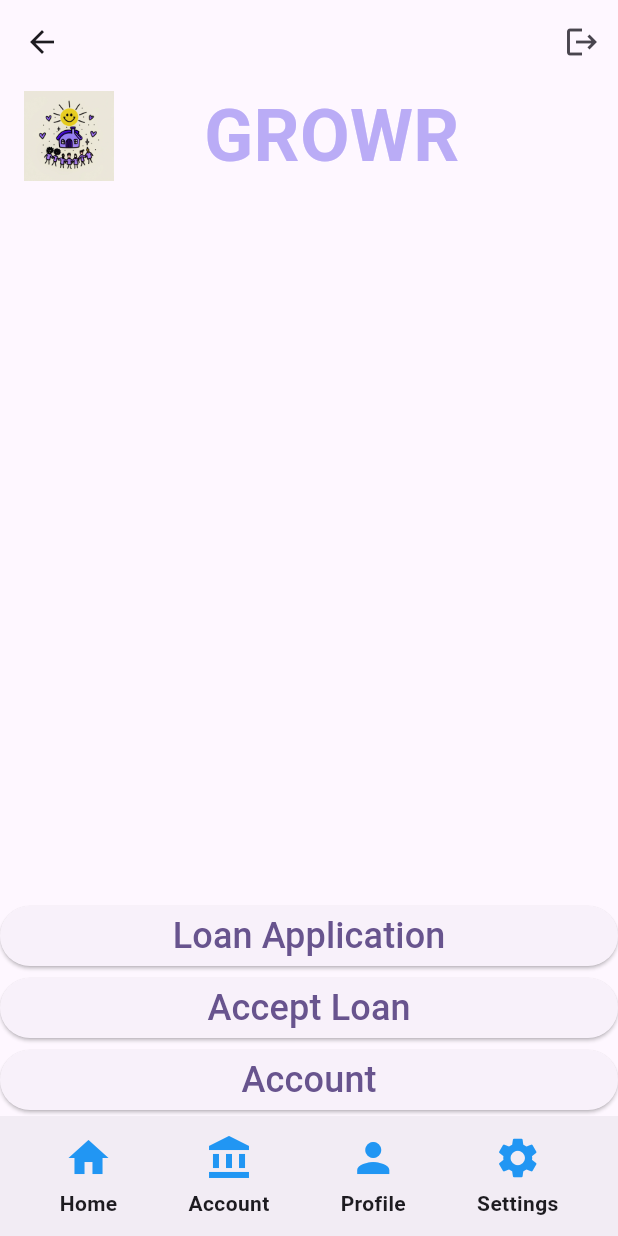
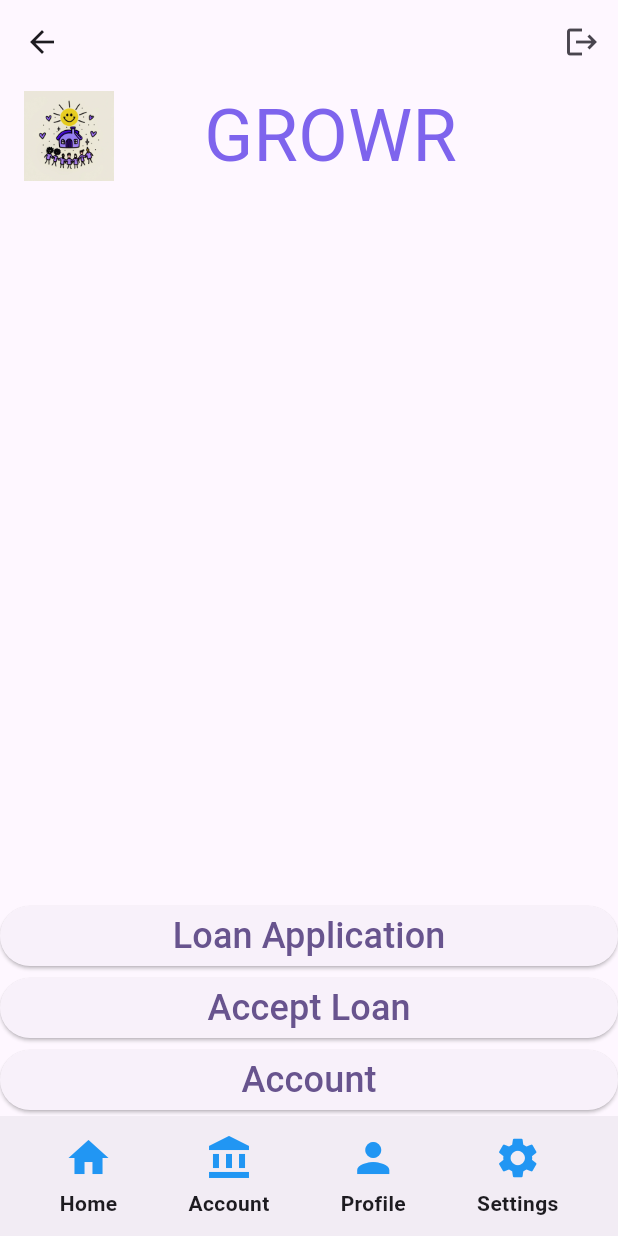
Before and after one commit to patternproject/growr-001, a Flutter app: the MainScaffold screen opened by its route, item 2 of the bottom bar chosen, on a phone screen of 412 x 824 dp. Run offline on Flutter 3.47's test engine with Material 3 defaults, Android fonts, the phone set to English and light mode, and no system bars; our stand-ins replace cloud_firestore, file_picker, firebase_auth, firebase_core, fluttertoast, google_sign_in and 1 more; accounts and stored records are empty.

Commit message:
Refactor the code

```diff
--- a/lib/common/app_footer.dart
+++ b/lib/common/app_footer.dart
@@ -1,37 +1,65 @@
 import 'package:flutter/material.dart';
-
+import 'package:firebase_auth/firebase_auth.dart';
 import 'nav_icon.dart';
 
-class BottomFooterBar extends StatelessWidget {
-  const BottomFooterBar({super.key});
+class BottomFooterBar extends StatefulWidget {
+  const BottomFooterBar({Key? key}) : super(key: key);
+
+  @override
+  State<BottomFooterBar> createState() => _BottomFooterBarState();
+}
+
+class _BottomFooterBarState extends State<BottomFooterBar> {
+  bool isSignedIn = false;
+
+  @override
+  void initState() {
+    super.initState();
+    _checkSignInStatus(); // Check the user's sign-in status
+  }
+
+  // Check the sign-in status using FirebaseAuth
+  void _checkSignInStatus() async {
+    var user = FirebaseAuth.instance.currentUser;
+    if (mounted) {
+      setState(() {
+        isSignedIn = user != null;
+      });
+    }
+  }
 
   @override
   Widget build(BuildContext context) {
-    return const BottomAppBar(
+    return BottomAppBar(
       child: Row(
         mainAxisAlignment: MainAxisAlignment.spaceAround,
         children: [
-          NavIconButton(
+
+          // Other buttons are displayed only if the user is signed in
+          if (isSignedIn) ...[
+            // "Home" button is always displayed
+            const NavIconButton(
               icon: Icons.home,
               label: 'Home',
               targetRoute: '/home',
             ),
-          NavIconButton(
+            const NavIconButton(
               icon: Icons.account_balance,
               label: 'Account',
               targetRoute: '/account-home',
             ),
-          NavIconButton(
+            const NavIconButton(
               icon: Icons.person,
               label: 'Profile',
               targetRoute: '/profile',
             ),
-          NavIconButton(
+            const NavIconButton(
               icon: Icons.settings,
               label: 'Settings',
               targetRoute: '/settings',
             ),
           ],
+        ],
       ),
     );
   }
--- /dev/null
+++ b/lib/common/app_header.dart
@@ -0,0 +1,38 @@
+import 'package:flutter/material.dart';
+
+
+class AppHeader extends StatelessWidget {
+  const AppHeader({
+    super.key,
+  });
+
+  @override
+  Widget build(BuildContext context) {
+    return Row(
+      mainAxisAlignment: MainAxisAlignment.start,
+      children: [
+        Padding(
+          padding: const EdgeInsets.only(left: 16.0),
+          child: Image.asset(
+            'assets/images/logo.png',
+            // Ensure your app logo is in the assets folder
+            width: 60,
+            height: 60,
+          ),
+        ),
+
+        Padding(
+          padding: const EdgeInsets.only(left: 60.0),
+          child: Text(
+            'GROWR',
+            style: TextStyle(
+              fontSize: 48,
+              // fontWeight: FontWeight.w600,
+              color: Color(0xFF7E64ED),
+            ),
+          ),
+        )
+      ],
+    );
+  }
+}
--- a/lib/common/main_scaffold.dart
+++ b/lib/common/main_scaffold.dart
@@ -2,12 +2,14 @@ import 'package:flutter/material.dart';
 
 import '../auth_service.dart';
 import 'app_footer.dart';
+import 'app_header.dart';
 
 class MainScaffold extends StatefulWidget {
   final Widget body;
   final String title;
+  final Widget? header;
 
-  const MainScaffold({super.key, required this.body, required this.title});
+  const MainScaffold({super.key, required this.body, required this.title, this.header});
 
   @override
   State<MainScaffold> createState() => _MainScaffoldState();
@@ -61,32 +63,7 @@ class _MainScaffoldState extends State<MainScaffold> {
       ),
       body: Column(
         children: [
-          Row(
-            mainAxisAlignment: MainAxisAlignment.start,
-            children: [
-              Padding(
-                padding: const EdgeInsets.only(left: 16.0),
-                child: Image.asset(
-                  'assets/images/logo.png',
-                  // Ensure your app logo is in the assets folder
-                  width: 60,
-                  height: 60,
-                ),
-              ),
-
-              Padding(
-                padding: const EdgeInsets.only(left: 60.0),
-                child: Text(
-                  'GROWR',
-                  style: TextStyle(
-                    fontSize: 48,
-                    fontWeight: FontWeight.w600,
-                    color: Color(0xFFBAACF6),
-                  ),
-                ),
-              )
-            ],
-          ),
+          widget.header ?? const AppHeader(),
           Expanded(child: widget.body),
         ],
       ), // Dynamic body content based on route
--- a/lib/main.dart
+++ b/lib/main.dart
@@ -1,4 +1,5 @@
 import 'package:firebase_core/firebase_core.dart';
+import 'package:growr/common/app_header.dart';
 import 'package:growr/settings.dart';
 import 'package:growr/signin.dart';
 import 'auth_service.dart';
@@ -60,11 +61,11 @@ class MyApp extends StatelessWidget {
       ),
       routes: {
         '/home': (context) => const MyHomePage(title: 'GROWR - Home'),
-        '/settings': (context) => const MainScaffold(
-          title: 'Settings',
-              body: SettingsScreen(),
+        '/signin': (context) => MainScaffold(
+              title: 'Sign In',
+              body: SignInPage(title: 'Sign In'),
+              header: getSignInHeader(),
             ),
-        '/signin': (context) => const SignInPage(title: 'GROWR - Sign In'),
         // Default route
         '/profile': (context) => const MainScaffold(
               title: 'Profile',
@@ -102,8 +103,18 @@ class MyApp extends StatelessWidget {
                 title: 'GROWR - Account Home',
               ),
             ),
+        '/settings': (context) => const MainScaffold(
+              title: 'Settings',
+              body: SettingsScreen(),
+            ),
       },
       initialRoute: '/home', // Specify the initial route
     );
   }
+
+  getSignInHeader() {
+    return Column(
+        children: [AppHeader()]
+    );
   }
+}
```
Also changed, not shown: lib/home.dart (+11 -18 lines), 1 other file. Lines whose indentation alone changed are shown as unchanged.
